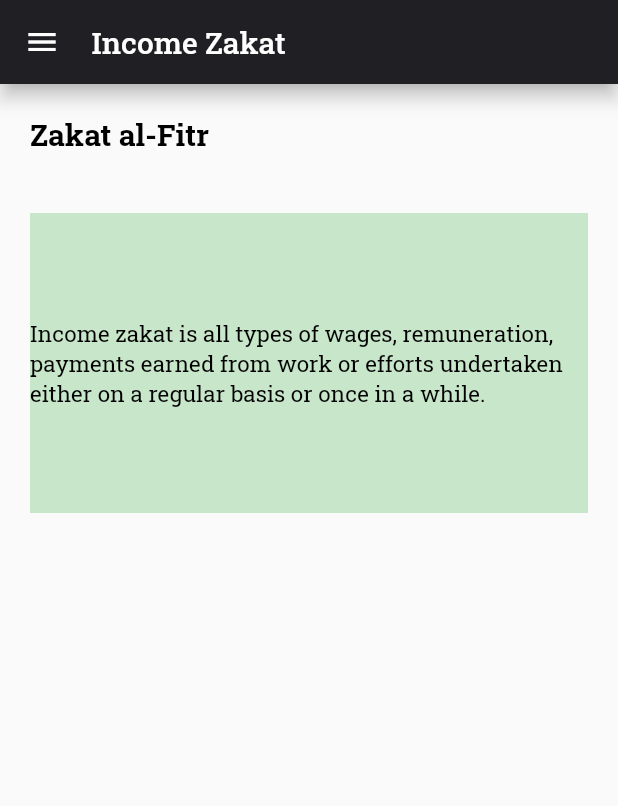
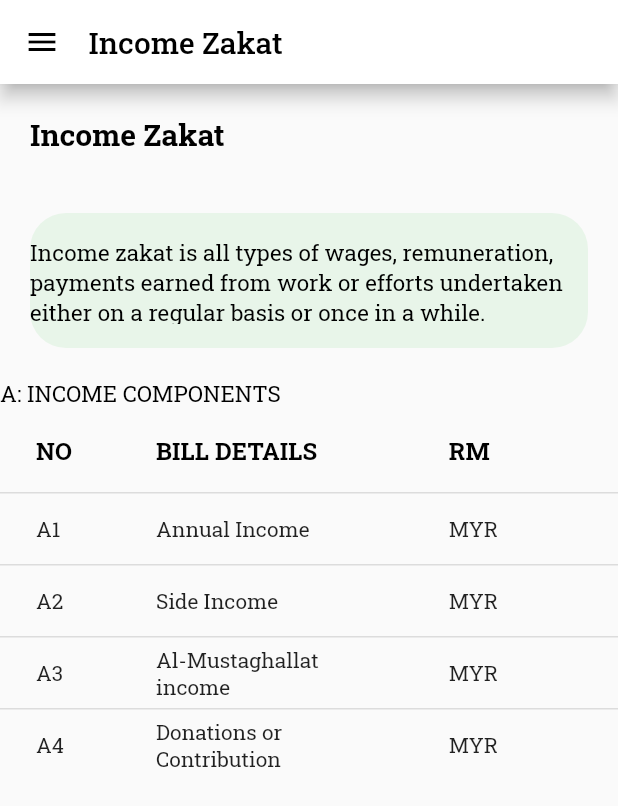
Before and after one commit to kmil31/reCapApp, a Flutter app: the IncomeZakat screen opened directly, on a phone screen of 412 x 824 dp. Shown: the top 806 px of the screen. Run offline on Flutter 3.47's test engine with Material 2 defaults, Android fonts, the phone set to English and light mode, and no system bars; our stand-ins replace firebase_auth, firebase_core, flutter_spinkit, font_awesome_flutter, google_fonts, google_sign_in; missing offline and left inert: editable; accounts and stored records are empty; network calls fail.

Commit message:
Update incomezakat.dart

```diff
--- a/lib/screens/zakat/incomezakat.dart
+++ b/lib/screens/zakat/incomezakat.dart
@@ -1,5 +1,6 @@
 import 'package:flutter/material.dart';
 import 'package:recap/sharedwidgets/drawer.dart';
+import 'package:editable/editable.dart';
 
 class IncomeZakat extends StatefulWidget {
   @override
@@ -11,36 +12,96 @@ class IncomeZakatState extends State<IncomeZakat> {
   Widget build(BuildContext context) {
     return Scaffold(
       appBar: AppBar(
-          titleSpacing: 5.0,
+        iconTheme: IconThemeData(color: Colors.black),
+        title: Text(
+          "Income Zakat",
+          style: TextStyle(
+            color: Colors.black,
+          ),
+        ),
+        titleSpacing: 3.0,
         elevation: 5.0,
-          backgroundColor: Color(0xff201F23),
-          title: Text('Income Zakat'),
+        backgroundColor: Colors.white,
       ),
       drawer: DrawerMenu(),
       body: Center(
-            child: Column(
-                mainAxisAlignment: MainAxisAlignment.start,
+        child: ListView(
+          //mainAxisAlignment: MainAxisAlignment.start,
           children: <Widget>[
             Container(
               alignment: Alignment.topLeft,
               margin: EdgeInsets.all(20),
-                child: Text('Zakat al-Fitr',
+              child: Text('Income Zakat',
                   style: TextStyle(
                       fontSize: 20,
                       fontWeight: FontWeight.bold,
                       color: Colors.black)),
             ),
             Container(
-                color: Colors.green[100],
               margin: EdgeInsets.all(20),
               alignment: Alignment.center,
               width: double.infinity,
-                height: 200,
+              height: 90,
+              decoration: BoxDecoration(
+                color: Colors.green[50],
+                borderRadius: BorderRadius.circular(24.0),
+              ),
               padding: EdgeInsets.symmetric(vertical: 16),
               child: Text(
                   'Income zakat is all types of wages, remuneration, payments earned from work or efforts undertaken either on a regular basis or once in a while.',
                   style: TextStyle(fontSize: 15, color: Colors.black)),
             ),
-            ])));
+            Text("A: INCOME COMPONENTS",
+                style: TextStyle(fontSize: 15, color: Colors.black)),
+            DataTable(
+              columns: [
+                DataColumn(
+                    label: Text('NO',
+                        style: TextStyle(
+                            fontSize: 16, fontWeight: FontWeight.bold))),
+                DataColumn(
+                    label: Text('BILL DETAILS',
+                        style: TextStyle(
+                            fontSize: 16, fontWeight: FontWeight.bold))),
+                DataColumn(
+                    label: Text('RM',
+                        style: TextStyle(
+                            fontSize: 16, fontWeight: FontWeight.bold))),
+                DataColumn(
+                    label: Text(' ',
+                        style: TextStyle(
+                            fontSize: 16, fontWeight: FontWeight.bold))),
+              ],
+              rows: [
+                DataRow(cells: [
+                  DataCell(Text('A1')),
+                  DataCell(Text('Annual Income')),
+                  DataCell(Text('MYR')),
+                  DataCell(Text(' ')),
+                ]),
+                DataRow(cells: [
+                  DataCell(Text('A2')),
+                  DataCell(Text('Side Income')),
+                  DataCell(Text('MYR')),
+                  DataCell(Text(' ')),
+                ]),
+                DataRow(cells: [
+                  DataCell(Text('A3')),
+                  DataCell(Text('Al-Mustaghallat income')),
+                  DataCell(Text('MYR')),
+                  DataCell(Text(' ')),
+                ]),
+                DataRow(cells: [
+                  DataCell(Text('A4')),
+                  DataCell(Text('Donations or Contribution')),
+                  DataCell(Text('MYR')),
+                  DataCell(Text(' ')),
+                ]),
+              ],
+            ),
+          ],
+        ),
+      ),
+    );
   }
 }
```
Lines whose indentation alone changed are shown as unchanged.
